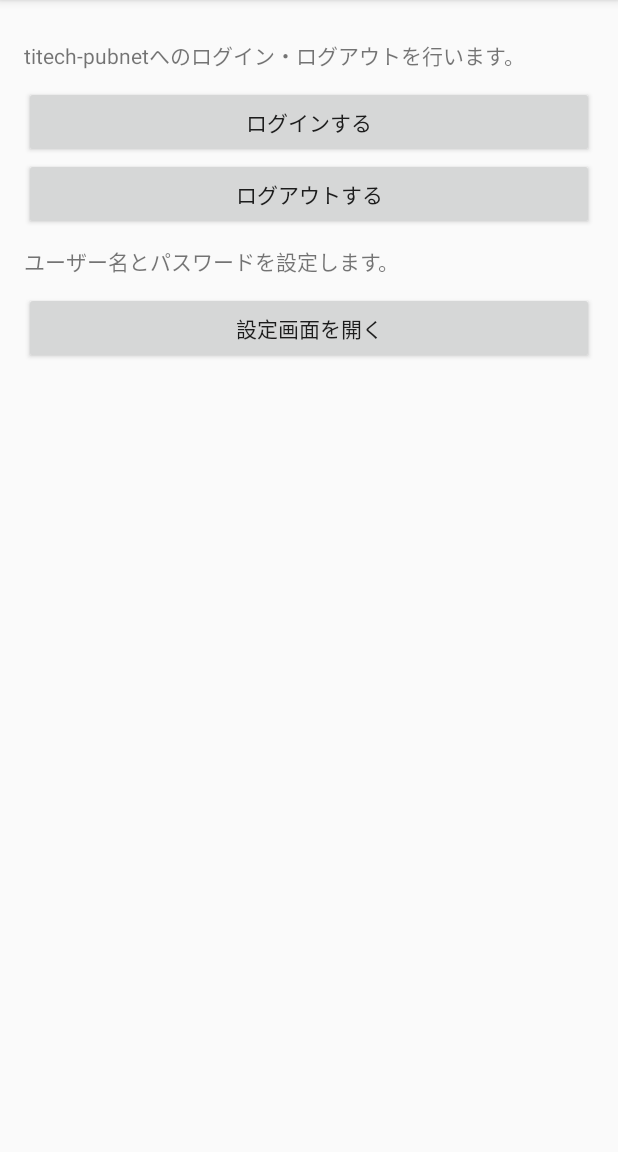
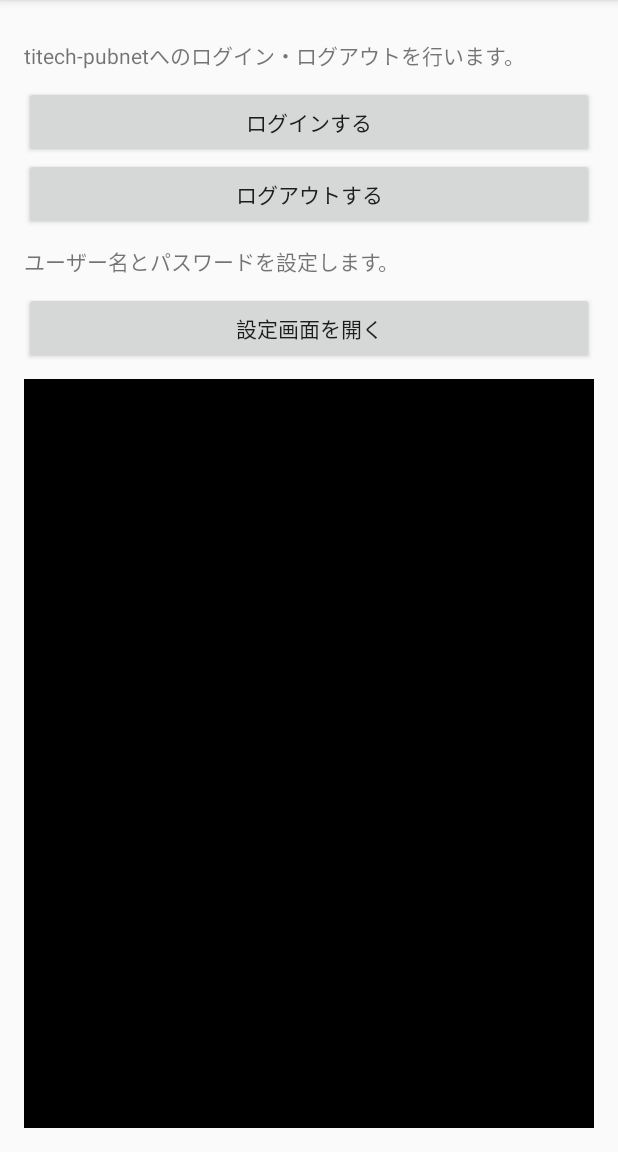
Before and after one commit to tondol/PubnetAutoLogin, an Android app: the screen it shows after launch (MainActivity), after a tap on "ログアウトする", on a phone screen of 412 x 824 dp, the part 84-1236 px from its top. Run offline under Robolectric (Android 15) with nearby library versions, the phone set to English and light mode, and no system bars; our stand-ins replace Volley; network calls fail.

Commit message:
リリース用

```diff
--- a/app/build.gradle
+++ b/app/build.gradle
@@ -7,8 +7,8 @@ android {
     defaultConfig {
         minSdkVersion 8
         targetSdkVersion 19
-        versionCode 3
-        versionName "1.1"
+        versionCode 4
+        versionName "1.1.1"
     }
     buildTypes {
         release {
--- a/app/src/main/AndroidManifest.xml
+++ b/app/src/main/AndroidManifest.xml
@@ -6,6 +6,7 @@
     <uses-permission android:name="android.permission.ACCESS_WIFI_STATE" />
 
     <application
+        android:name="com.tondol.pubnetautologin.app.App"
         android:allowBackup="true"
         android:icon="@drawable/ic_launcher"
         android:label="@string/app_name"
@@ -26,6 +27,7 @@
             android:exported="true" >
             <intent-filter>
                 <action android:name="android.net.wifi.supplicant.STATE_CHANGE" />
+                <action android:name="android.net.wifi.supplicant.CONNECTION_CHANGE" />
             </intent-filter>
         </receiver>
     </application>
--- /dev/null
+++ b/app/src/main/java/com/tondol/pubnetautologin/app/App.java
@@ -0,0 +1,42 @@
+package com.tondol.pubnetautologin.app;
+
+import android.app.Application;
+
+/**
+ * Created by hosaka on 2015/06/29.
+ */
+public class App extends Application {
+
+    static private App sInstance;
+    static public App getInstance() {
+        return sInstance;
+    }
+
+    @Override
+    public void onCreate() {
+        super.onCreate();
+
+        sInstance = this;
+    }
+
+    @Override
+    public void onTerminate() {
+        sInstance = null;
+
+        super.onTerminate();
+    }
+
+    private LoggingListener loggingListener;
+    public interface LoggingListener {
+        public void onLog(String s);
+    }
+    public void setLoggingListener(LoggingListener listener) {
+        loggingListener = listener;
+    }
+    public void log(String s) {
+        android.util.Log.d("pubnetautologin", s);
+        if (loggingListener != null) {
+            loggingListener.onLog(s);
+        }
+    }
+}
--- a/app/src/main/java/com/tondol/pubnetautologin/app/LoginFragment.java
+++ b/app/src/main/java/com/tondol/pubnetautologin/app/LoginFragment.java
@@ -6,6 +6,7 @@ import android.support.v4.app.FragmentTransaction;
 import android.view.LayoutInflater;
 import android.view.View;
 import android.view.ViewGroup;
+import android.widget.TextView;
 import android.widget.Toast;
 
 /**
@@ -48,6 +49,9 @@ public class LoginFragment extends Fragment {
             }
         });
 
+        // デバッグ時はVISIBLEにする
+        v.findViewById(R.id.login_debug).setVisibility(View.GONE);
+
         return v;
     }
 
@@ -66,22 +70,32 @@ public class LoginFragment extends Fragment {
 
             @Override
             public void onResponse(LoginStrategy loginUtil, LoginStrategy.RequestType type, String response) {
-                android.util.Log.d("pubnetautologin", "onResponse: " + response);
+                App.getInstance().log("LoginFragment$LoginStrategy.Listener#onResponse");
                 Toast.makeText(getActivity(), getStringForRequestType(type), Toast.LENGTH_SHORT).show();
             }
             @Override
             public void onErrorResponse(LoginStrategy loginUtil, LoginStrategy.RequestType type, Exception e) {
-                android.util.Log.d("pubnetautologin", "onErrorResponse: " + e.getLocalizedMessage());
+                App.getInstance().log("LoginFragment$LoginStrategy.Listener#onErrorResponse: " + e.getLocalizedMessage());
                 Toast.makeText(getActivity(), getString(R.string.login_toast_error), Toast.LENGTH_SHORT).show();
             }
         });
         loginStorategy.start();
 
         settingStrategy = new PreferenceSettingStrategy(getActivity());
+
+        App.getInstance().setLoggingListener(new App.LoggingListener() {
+            @Override
+            public void onLog(String s) {
+                TextView tv = (TextView) getView().findViewById(R.id.login_debug);
+                tv.append(s + "\n");
+            }
+        });
     }
 
     @Override
     public void onPause() {
+        App.getInstance().setLoggingListener(null);
+
         loginStorategy.stop();
 
         super.onPause();
--- a/app/src/main/java/com/tondol/pubnetautologin/app/TitechPubnetLoginStrategy.java
+++ b/app/src/main/java/com/tondol/pubnetautologin/app/TitechPubnetLoginStrategy.java
@@ -26,6 +26,9 @@ public class TitechPubnetLoginStrategy extends LoginStrategy {
             @Override
             public void onResponse(String response) {
                 if (response.indexOf("<title>Logged In</title>") < 0) {
+                    App.getInstance().log("### TitechPubnetLoginStrategy -- BEGIN ###");
+                    App.getInstance().log(response);
+                    App.getInstance().log("### TitechPubnetLoginStrategy ---- END ###");
                     getListener().onErrorResponse(TitechPubnetLoginStrategy.this, RequestType.Login, new RuntimeException("login error"));
                 } else {
                     android.util.Log.d("pubnetautologin", response);
@@ -62,6 +65,9 @@ public class TitechPubnetLoginStrategy extends LoginStrategy {
             @Override
             public void onResponse(String response) {
                 if (response.indexOf("<title>Web Authentication</title>") < 0) {
+                    App.getInstance().log("### TitechPubnetLoginStrategy -- BEGIN ###");
+                    App.getInstance().log(response);
+                    App.getInstance().log("### TitechPubnetLoginStrategy ---- END ###");
                     getListener().onErrorResponse(TitechPubnetLoginStrategy.this, RequestType.Logout, new RuntimeException("logout error"));
                 } else {
                     getListener().onResponse(TitechPubnetLoginStrategy.this, RequestType.Logout, response);
--- a/app/src/main/res/layout/fragment_login.xml
+++ b/app/src/main/res/layout/fragment_login.xml
@@ -47,4 +47,19 @@
         android:layout_below="@id/login_textview_setting"
         android:layout_marginTop="10dp" />
 
+    <ScrollView
+        android:layout_width="match_parent"
+        android:layout_height="0dp"
+        android:layout_below="@id/login_button_setting"
+        android:layout_alignParentBottom="true"
+        android:layout_marginTop="10dp"
+        android:background="#ff000000">
+        <TextView
+            android:id="@+id/login_debug"
+            android:layout_width="match_parent"
+            android:layout_height="wrap_content"
+            android:textColor="#ffffffff"
+            android:singleLine="false" />
+    </ScrollView>
+
 </RelativeLayout>
```
Also changed, not shown: app/src/main/java/com/tondol/pubnetautologin/app/WifiReceiver.java (+16 -9 lines).
